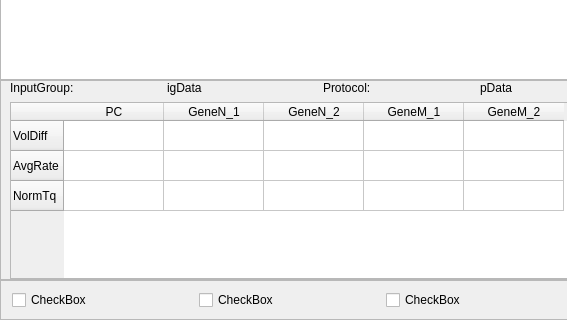
First picture: the form in resources/dataVisul_Widget.ui, repository acefgin/thy-dataDashboard, before the edit; both pictures show x 0 to 567 and y 320 to 640 of the 960 by 640 pixel window.
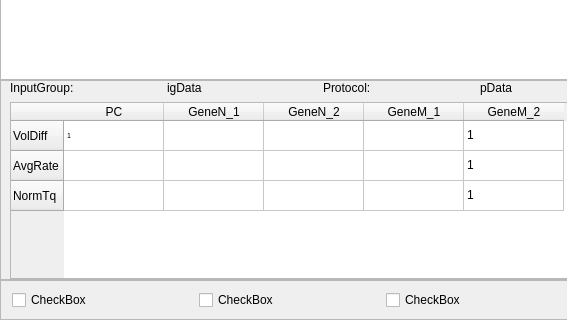
Second picture: the form after the edit. Custom widgets are drawn as their Qt base class.

Commit message: dataVisual widget, display more testInfo

What changed in the file:
```diff
--- a/resources/dataVisul_Widget.ui
+++ b/resources/dataVisul_Widget.ui
@@ -172,12 +172,30 @@
          </property>
         </column>
         <item row="0" column="0">
+         <property name="text">
+          <string>1</string>
+         </property>
          <property name="font">
           <font>
            <pointsize>5</pointsize>
           </font>
          </property>
         </item>
+        <item row="0" column="4">
+         <property name="text">
+          <string>1</string>
+         </property>
+        </item>
+        <item row="1" column="4">
+         <property name="text">
+          <string>1</string>
+         </property>
+        </item>
+        <item row="2" column="4">
+         <property name="text">
+          <string>1</string>
+         </property>
+        </item>
        </widget>
       </item>
      </layout>
```
The commit also changes 5 other files.
